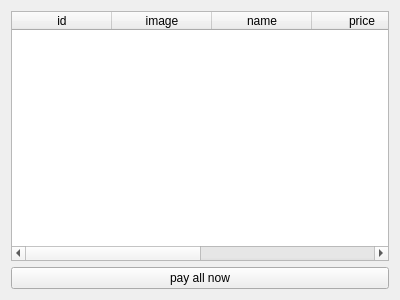
Old version of the form client/cartwidget.ui in the repository gitjip/microtrade.
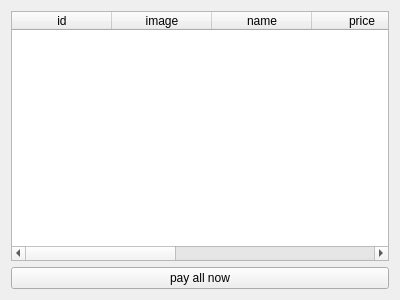
New version of the form.

Diff of the .ui file:
```diff
--- a/client/cartwidget.ui
+++ b/client/cartwidget.ui
@@ -53,6 +53,11 @@
        <string>quantity</string>
       </property>
      </column>
+     <column>
+      <property name="text">
+       <string>remove</string>
+      </property>
+     </column>
     </widget>
    </item>
   </layout>
```
Left out of the diff: 3 changed lines with no effect on the pictures.
